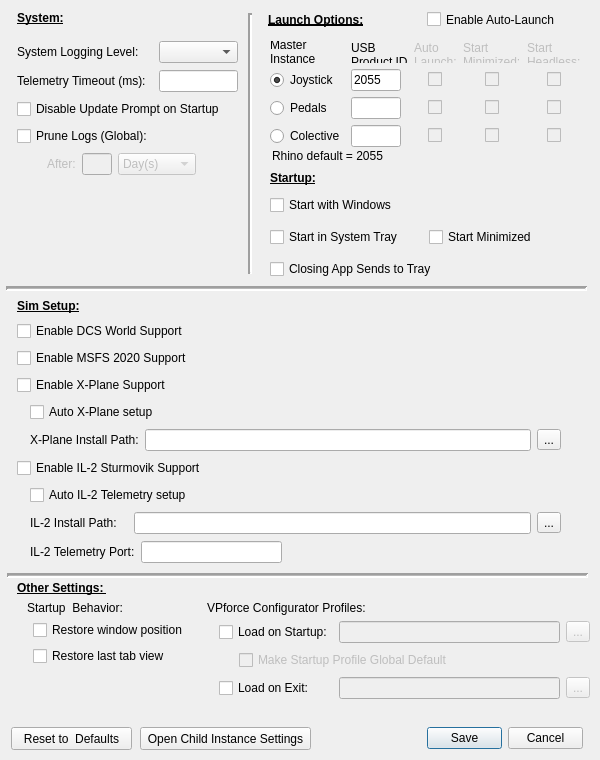
This is SM/system_settings.ui in walmis/VPforce-TelemFFB as Qt 5 draws it before an edit. The edited form follows.
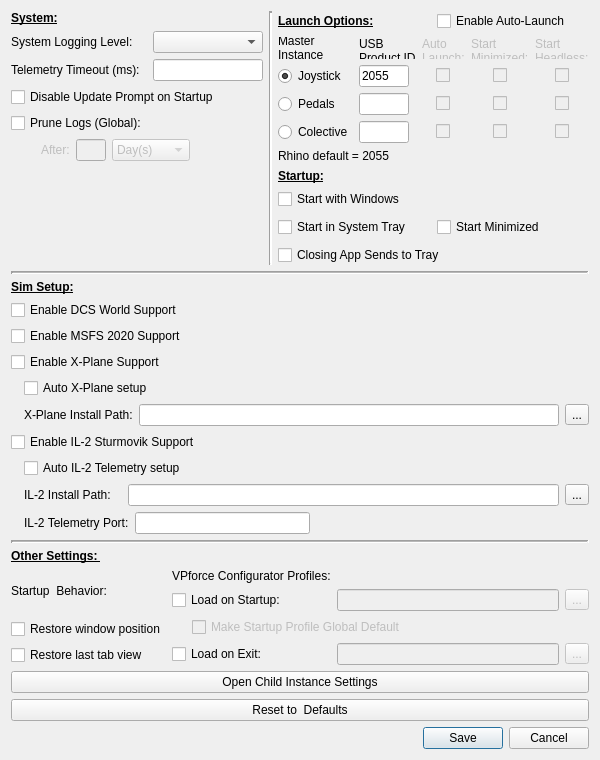
This is the edited form. Custom widgets are drawn as their Qt base class.

Commit message: Update system_settings.ui to use a boxed layout instead of fixed layout.

```diff
--- a/SM/system_settings.ui
+++ b/SM/system_settings.ui
@@ -31,69 +31,27 @@
   <property name="windowTitle">
    <string>System Settings</string>
   </property>
-  <widget class="Line" name="line">
-   <property name="geometry">
-    <rect>
-     <x>6</x>
-     <y>280</y>
-     <width>581</width>
-     <height>16</height>
-    </rect>
-   </property>
+  <layout class="QVBoxLayout" name="verticalLayout_5">
+   <item>
+    <layout class="QVBoxLayout" name="verticalLayout_4">
+     <item>
+      <layout class="QHBoxLayout" name="horizontalLayout_10">
+       <item>
+        <layout class="QVBoxLayout" name="verticalLayout_3">
+         <item>
+          <widget class="QLabel" name="labelSystem">
    <property name="font">
     <font>
-     <weight>50</weight>
-     <bold>false</bold>
-    </font>
-   </property>
-   <property name="lineWidth">
-    <number>2</number>
-   </property>
-   <property name="midLineWidth">
-    <number>1</number>
-   </property>
-   <property name="orientation">
-    <enum>Qt::Horizontal</enum>
-   </property>
-  </widget>
-  <widget class="QDialogButtonBox" name="buttonBox">
-   <property name="geometry">
-    <rect>
-     <x>427</x>
-     <y>727</y>
-     <width>156</width>
-     <height>23</height>
-    </rect>
-   </property>
-   <property name="orientation">
-    <enum>Qt::Horizontal</enum>
-   </property>
-   <property name="standardButtons">
-    <set>QDialogButtonBox::Cancel|QDialogButtonBox::Save</set>
-   </property>
-  </widget>
-  <widget class="QPushButton" name="resetButton">
-   <property name="geometry">
-    <rect>
-     <x>11</x>
-     <y>727</y>
-     <width>121</width>
-     <height>23</height>
-    </rect>
-   </property>
+             <bold>true</bold>
+             <underline>true</underline>
+            </font>
+           </property>
    <property name="text">
-    <string>Reset to  Defaults</string>
-   </property>
-  </widget>
-  <widget class="QWidget" name="layoutWidget">
-   <property name="geometry">
-    <rect>
-     <x>17</x>
-     <y>40</y>
-     <width>221</width>
-     <height>137</height>
-    </rect>
-   </property>
+            <string>System:</string>
+           </property>
+          </widget>
+         </item>
+         <item>
    <layout class="QGridLayout" name="gridLayout">
     <item row="0" column="0">
      <widget class="QLabel" name="label">
@@ -102,9 +60,32 @@
       </property>
      </widget>
     </item>
+           <item row="2" column="0" colspan="2">
+            <widget class="LabeledToggle" name="ignoreUpdate">
+             <property name="sizePolicy">
+              <sizepolicy hsizetype="Minimum" vsizetype="Fixed">
+               <horstretch>0</horstretch>
+               <verstretch>0</verstretch>
+              </sizepolicy>
+             </property>
+             <property name="text">
+              <string>Disable Update Prompt on Startup</string>
+             </property>
+            </widget>
+           </item>
     <item row="0" column="1">
      <widget class="QComboBox" name="logLevel"/>
     </item>
+           <item row="1" column="1">
+            <widget class="QLineEdit" name="telemTimeout"/>
+           </item>
+           <item row="3" column="0">
+            <widget class="LabeledToggle" name="cb_logPrune">
+             <property name="text">
+              <string>Prune Logs (Global):</string>
+             </property>
+            </widget>
+           </item>
     <item row="4" column="0" colspan="2">
      <layout class="QHBoxLayout" name="horizontalLayout_5">
       <item>
@@ -195,13 +176,6 @@
       </item>
      </layout>
     </item>
-    <item row="3" column="0">
-     <widget class="LabeledToggle" name="cb_logPrune">
-      <property name="text">
-       <string>Prune Logs (Global):</string>
-      </property>
-     </widget>
-    </item>
     <item row="1" column="0">
      <widget class="QLabel" name="label_2">
       <property name="text">
@@ -209,176 +183,27 @@
       </property>
      </widget>
     </item>
-    <item row="1" column="1">
-     <widget class="QLineEdit" name="telemTimeout"/>
-    </item>
-    <item row="2" column="0" colspan="2">
-     <widget class="LabeledToggle" name="ignoreUpdate">
-      <property name="sizePolicy">
-       <sizepolicy hsizetype="Minimum" vsizetype="Fixed">
-        <horstretch>0</horstretch>
-        <verstretch>0</verstretch>
-       </sizepolicy>
-      </property>
-      <property name="text">
-       <string>Disable Update Prompt on Startup</string>
-      </property>
-     </widget>
-    </item>
-   </layout>
-  </widget>
-  <widget class="Line" name="line_2">
-   <property name="geometry">
-    <rect>
-     <x>7</x>
-     <y>567</y>
-     <width>581</width>
-     <height>16</height>
-    </rect>
-   </property>
-   <property name="font">
-    <font>
-     <weight>50</weight>
-     <bold>false</bold>
-    </font>
-   </property>
-   <property name="lineWidth">
-    <number>2</number>
-   </property>
-   <property name="midLineWidth">
-    <number>1</number>
-   </property>
+          </layout>
+         </item>
+         <item>
+          <spacer name="verticalSpacer">
    <property name="orientation">
-    <enum>Qt::Horizontal</enum>
-   </property>
-  </widget>
-  <widget class="QLabel" name="labelSystem">
-   <property name="geometry">
-    <rect>
-     <x>17</x>
-     <y>10</y>
-     <width>141</width>
-     <height>16</height>
-    </rect>
-   </property>
-   <property name="font">
-    <font>
-     <weight>75</weight>
-     <bold>true</bold>
-     <underline>true</underline>
-    </font>
-   </property>
-   <property name="text">
-    <string>System:</string>
-   </property>
-  </widget>
-  <widget class="QLabel" name="labelSim">
-   <property name="geometry">
-    <rect>
-     <x>17</x>
-     <y>298</y>
-     <width>151</width>
-     <height>16</height>
-    </rect>
-   </property>
-   <property name="font">
-    <font>
-     <weight>75</weight>
-     <bold>true</bold>
-     <underline>true</underline>
-    </font>
-   </property>
-   <property name="text">
-    <string>Sim Setup:</string>
-   </property>
-  </widget>
-  <widget class="QLabel" name="labelOther">
-   <property name="geometry">
-    <rect>
-     <x>17</x>
-     <y>580</y>
-     <width>181</width>
-     <height>16</height>
-    </rect>
-   </property>
-   <property name="font">
-    <font>
-     <weight>75</weight>
-     <bold>true</bold>
-     <underline>true</underline>
-    </font>
-   </property>
-   <property name="text">
-    <string>Other Settings: </string>
-   </property>
-  </widget>
-  <widget class="QLabel" name="label_8">
-   <property name="geometry">
-    <rect>
-     <x>27</x>
-     <y>600</y>
-     <width>101</width>
-     <height>16</height>
-    </rect>
-   </property>
-   <property name="text">
-    <string>Startup  Behavior:</string>
-   </property>
-  </widget>
-  <widget class="QWidget" name="layoutWidget">
-   <property name="geometry">
-    <rect>
-     <x>33</x>
-     <y>620</y>
-     <width>184</width>
-     <height>48</height>
-    </rect>
-   </property>
-   <layout class="QVBoxLayout" name="verticalLayout_2">
-    <property name="spacing">
-     <number>6</number>
-    </property>
-    <item>
-     <widget class="LabeledToggle" name="cb_save_geometry">
-      <property name="text">
-       <string>Restore window position</string>
-      </property>
-     </widget>
-    </item>
-    <item>
-     <widget class="LabeledToggle" name="cb_save_view">
-      <property name="text">
-       <string>Restore last tab view</string>
-      </property>
-     </widget>
-    </item>
-   </layout>
-  </widget>
-  <widget class="QLabel" name="label_10">
-   <property name="geometry">
-    <rect>
-     <x>272</x>
-     <y>148</y>
-     <width>151</width>
-     <height>16</height>
-    </rect>
-   </property>
-   <property name="text">
-    <string>Rhino default = 2055</string>
-   </property>
-  </widget>
+            <enum>Qt::Vertical</enum>
+           </property>
+           <property name="sizeHint" stdset="0">
+            <size>
+             <width>20</width>
+             <height>40</height>
+            </size>
+           </property>
+          </spacer>
+         </item>
+        </layout>
+       </item>
+       <item>
   <widget class="Line" name="line_3">
-   <property name="geometry">
-    <rect>
-     <x>240</x>
-     <y>13</y>
-     <width>20</width>
-     <height>261</height>
-    </rect>
-   </property>
    <property name="font">
     <font>
-     <weight>50</weight>
      <bold>false</bold>
     </font>
    </property>
@@ -389,390 +214,40 @@
     <enum>Qt::Vertical</enum>
    </property>
   </widget>
-  <widget class="QLabel" name="label_13">
-   <property name="geometry">
-    <rect>
-     <x>207</x>
-     <y>598</y>
-     <width>191</width>
-     <height>20</height>
-    </rect>
-   </property>
-   <property name="text">
-    <string>VPforce Configurator Profiles:</string>
-   </property>
-  </widget>
-  <widget class="QWidget" name="layoutWidget">
-   <property name="geometry">
-    <rect>
-     <x>219</x>
-     <y>620</y>
-     <width>371</width>
-     <height>80</height>
-    </rect>
-   </property>
-   <layout class="QGridLayout" name="gridLayout_4">
-    <property name="verticalSpacing">
-     <number>6</number>
-    </property>
-    <item row="0" column="2">
-     <widget class="QToolButton" name="browseVPConfStartup">
-      <property name="enabled">
-       <bool>false</bool>
-      </property>
-      <property name="text">
-       <string>...</string>
-      </property>
-     </widget>
-    </item>
-    <item row="0" column="0">
-     <widget class="LabeledToggle" name="enableVPConfStartup">
-      <property name="text">
-       <string>Load on Startup:</string>
-      </property>
-     </widget>
-    </item>
-    <item row="2" column="2" alignment="Qt::AlignRight">
-     <widget class="QToolButton" name="browseVPConfExit">
-      <property name="enabled">
-       <bool>false</bool>
-      </property>
-      <property name="text">
-       <string>...</string>
-      </property>
-     </widget>
-    </item>
-    <item row="2" column="1">
-     <widget class="QLineEdit" name="pathVPConfExit">
-      <property name="enabled">
-       <bool>false</bool>
-      </property>
-     </widget>
-    </item>
-    <item row="0" column="1">
-     <widget class="QLineEdit" name="pathVPConfStartup">
-      <property name="enabled">
-       <bool>false</bool>
-      </property>
-     </widget>
-    </item>
-    <item row="2" column="0" alignment="Qt::AlignLeft">
-     <widget class="LabeledToggle" name="enableVPConfExit">
-      <property name="text">
-       <string>Load on Exit:</string>
-      </property>
-     </widget>
-    </item>
-    <item row="1" column="0" colspan="3">
-     <layout class="QHBoxLayout" name="horizontalLayout_4">
+       </item>
       <item>
-       <spacer name="horizontalSpacer_8">
-        <property name="orientation">
-         <enum>Qt::Horizontal</enum>
-        </property>
-        <property name="sizeType">
-         <enum>QSizePolicy::Fixed</enum>
-        </property>
-        <property name="sizeHint" stdset="0">
-         <size>
-          <width>20</width>
-          <height>20</height>
-         </size>
-        </property>
-       </spacer>
-      </item>
+        <layout class="QVBoxLayout" name="verticalLayout">
       <item>
-       <widget class="LabeledToggle" name="enableVPConfGlobalDefault">
-        <property name="enabled">
-         <bool>false</bool>
-        </property>
-        <property name="toolTip">
-         <string>&lt;html&gt;&lt;head/&gt;&lt;body&gt;&lt;p&gt;Startup profile will also re-load for any aircraft that does not&lt;/p&gt;&lt;p&gt;have an override defined at the Sim/Class/Model level.  &lt;br/&gt;&lt;br/&gt;The profile will only re-load if the previously loaded aircraft changed&lt;/p&gt;&lt;p&gt;the profile and the new aircraft does not have one defined at the&lt;/p&gt;&lt;p&gt;Sim/Class/Model level.&lt;/p&gt;&lt;/body&gt;&lt;/html&gt;</string>
-        </property>
-        <property name="text">
-         <string>Make Startup Profile Global Default</string>
-        </property>
-       </widget>
-      </item>
-     </layout>
-    </item>
-   </layout>
-  </widget>
-  <widget class="QPushButton" name="buttonChildSettings">
-   <property name="geometry">
-    <rect>
-     <x>140</x>
-     <y>727</y>
-     <width>171</width>
-     <height>23</height>
-    </rect>
-   </property>
-   <property name="text">
-    <string>Open Child Instance Settings</string>
-   </property>
-  </widget>
-  <widget class="QWidget" name="layoutWidget">
-   <property name="geometry">
-    <rect>
-     <x>17</x>
-     <y>320</y>
-     <width>544</width>
-     <height>244</height>
-    </rect>
-   </property>
-   <layout class="QGridLayout" name="gridLayout_3">
-    <property name="verticalSpacing">
-     <number>6</number>
-    </property>
-    <item row="0" column="0">
-     <widget class="LabeledToggle" name="enableDCS">
-      <property name="sizePolicy">
-       <sizepolicy hsizetype="Preferred" vsizetype="Fixed">
-        <horstretch>0</horstretch>
-        <verstretch>0</verstretch>
-       </sizepolicy>
-      </property>
-      <property name="text">
-       <string>Enable DCS World Support</string>
-      </property>
-     </widget>
-    </item>
-    <item row="1" column="0">
-     <widget class="LabeledToggle" name="enableMSFS">
-      <property name="sizePolicy">
-       <sizepolicy hsizetype="Minimum" vsizetype="Fixed">
-        <horstretch>0</horstretch>
-        <verstretch>0</verstretch>
-       </sizepolicy>
-      </property>
-      <property name="text">
-       <string>Enable MSFS 2020 Support</string>
-      </property>
-     </widget>
-    </item>
-    <item row="2" column="0">
-     <widget class="LabeledToggle" name="enableXPLANE">
-      <property name="text">
-       <string>Enable X-Plane Support</string>
-      </property>
-     </widget>
-    </item>
-    <item row="3" column="0">
-     <layout class="QHBoxLayout" name="horizontalLayout">
+          <layout class="QHBoxLayout" name="horizontalLayout_3">
       <item>
-       <spacer name="horizontalSpacer_14">
-        <property name="orientation">
-         <enum>Qt::Horizontal</enum>
-        </property>
-        <property name="sizeType">
-         <enum>QSizePolicy::Fixed</enum>
-        </property>
-        <property name="sizeHint" stdset="0">
-         <size>
-          <width>13</width>
-          <height>20</height>
-         </size>
-        </property>
-       </spacer>
-      </item>
-      <item>
-       <widget class="LabeledToggle" name="validateXPLANE">
+            <widget class="QLabel" name="labelLaunch">
+             <property name="font">
+              <font>
+               <bold>true</bold>
+               <underline>true</underline>
+              </font>
+             </property>
         <property name="text">
-         <string>Auto X-Plane setup</string>
+              <string>Launch Options:</string>
         </property>
        </widget>
       </item>
-     </layout>
-    </item>
-    <item row="4" column="0">
-     <layout class="QHBoxLayout" name="horizontalLayout_2">
       <item>
-       <spacer name="horizontalSpacer_15">
-        <property name="orientation">
-         <enum>Qt::Horizontal</enum>
-        </property>
-        <property name="sizeType">
-         <enum>QSizePolicy::Fixed</enum>
-        </property>
-        <property name="sizeHint" stdset="0">
-         <size>
-          <width>13</width>
-          <height>20</height>
-         </size>
-        </property>
-       </spacer>
-      </item>
-      <item>
-       <widget class="QLabel" name="lab_pathXPLANE">
-        <property name="sizePolicy">
-         <sizepolicy hsizetype="Fixed" vsizetype="Preferred">
-          <horstretch>0</horstretch>
-          <verstretch>0</verstretch>
-         </sizepolicy>
-        </property>
-        <property name="minimumSize">
-         <size>
-          <width>98</width>
-          <height>0</height>
-         </size>
-        </property>
+            <widget class="QCheckBox" name="cb_al_enable">
+             <property name="font">
+              <font>
+               <bold>false</bold>
+               <underline>false</underline>
+              </font>
+             </property>
         <property name="text">
-         <string>X-Plane Install Path:</string>
+              <string>Enable Auto-Launch</string>
         </property>
        </widget>
       </item>
-      <item>
-       <widget class="QLineEdit" name="pathXPLANE"/>
-      </item>
-      <item>
-       <widget class="QToolButton" name="browseXPLANE">
-        <property name="text">
-         <string>...</string>
-        </property>
-       </widget>
-      </item>
-     </layout>
-    </item>
-    <item row="5" column="0">
-     <widget class="LabeledToggle" name="enableIL2">
-      <property name="text">
-       <string>Enable IL-2 Sturmovik Support</string>
-      </property>
-     </widget>
-    </item>
-    <item row="6" column="0">
-     <layout class="QHBoxLayout" name="horizontalLayout_6">
+          </layout>
+         </item>
       <item>
-       <spacer name="horizontalSpacer_16">
-        <property name="orientation">
-         <enum>Qt::Horizontal</enum>
-        </property>
-        <property name="sizeType">
-         <enum>QSizePolicy::Fixed</enum>
-        </property>
-        <property name="sizeHint" stdset="0">
-         <size>
-          <width>13</width>
-          <height>20</height>
-         </size>
-        </property>
-       </spacer>
-      </item>
-      <item>
-       <widget class="LabeledToggle" name="validateIL2">
-        <property name="text">
-         <string>Auto IL-2 Telemetry setup</string>
-        </property>
-       </widget>
-      </item>
-     </layout>
-    </item>
-    <item row="7" column="0">
-     <layout class="QHBoxLayout" name="horizontalLayout_7">
-      <item>
-       <spacer name="horizontalSpacer_17">
-        <property name="orientation">
-         <enum>Qt::Horizontal</enum>
-        </property>
-        <property name="sizeType">
-         <enum>QSizePolicy::Fixed</enum>
-        </property>
-        <property name="sizeHint" stdset="0">
-         <size>
-          <width>13</width>
-          <height>20</height>
-         </size>
-        </property>
-       </spacer>
-      </item>
-      <item>
-       <widget class="QLabel" name="lab_pathIL2">
-        <property name="sizePolicy">
-         <sizepolicy hsizetype="Fixed" vsizetype="Preferred">
-          <horstretch>0</horstretch>
-          <verstretch>0</verstretch>
-         </sizepolicy>
-        </property>
-        <property name="minimumSize">
-         <size>
-          <width>98</width>
-          <height>0</height>
-         </size>
-        </property>
-        <property name="text">
-         <string>IL-2 Install Path:</string>
-        </property>
-       </widget>
-      </item>
-      <item>
-       <widget class="QLineEdit" name="pathIL2"/>
-      </item>
-      <item>
-       <widget class="QToolButton" name="browseIL2">
-        <property name="text">
-         <string>...</string>
-        </property>
-       </widget>
-      </item>
-     </layout>
-    </item>
-    <item row="8" column="0">
-     <layout class="QHBoxLayout" name="horizontalLayout_8">
-      <item>
-       <spacer name="horizontalSpacer_18">
-        <property name="orientation">
-         <enum>Qt::Horizontal</enum>
-        </property>
-        <property name="sizeType">
-         <enum>QSizePolicy::Fixed</enum>
-        </property>
-        <property name="sizeHint" stdset="0">
-         <size>
-          <width>13</width>
-          <height>20</height>
-         </size>
-        </property>
-       </spacer>
-      </item>
-      <item>
-       <widget class="QLabel" name="lab_portIL2">
-        <property name="text">
-         <string>IL-2 Telemetry Port:</string>
-        </property>
-       </widget>
-      </item>
-      <item>
-       <widget class="QLineEdit" name="portIL2"/>
-      </item>
-      <item>
-       <spacer name="horizontalSpacer">
-        <property name="orientation">
-         <enum>Qt::Horizontal</enum>
-        </property>
-        <property name="sizeType">
-         <enum>QSizePolicy::Fixed</enum>
-        </property>
-        <property name="sizeHint" stdset="0">
-         <size>
-          <width>279</width>
-          <height>20</height>
-         </size>
-        </property>
-       </spacer>
-      </item>
-     </layout>
-    </item>
-   </layout>
-  </widget>
-  <widget class="QWidget" name="layoutWidget">
-   <property name="geometry">
-    <rect>
-     <x>270</x>
-     <y>41</y>
-     <width>311</width>
-     <height>106</height>
-    </rect>
-   </property>
    <layout class="QGridLayout" name="gridLayout_2">
     <item row="0" column="0">
      <widget class="QLabel" name="label_9">
@@ -1055,19 +530,18 @@
      </widget>
     </item>
    </layout>
-  </widget>
+         </item>
+         <item>
+          <widget class="QLabel" name="label_10">
+           <property name="text">
+            <string>Rhino default = 2055</string>
+           </property>
+          </widget>
+         </item>
+         <item>
   <widget class="QLabel" name="labelSystem_2">
-   <property name="geometry">
-    <rect>
-     <x>270</x>
-     <y>170</y>
-     <width>141</width>
-     <height>16</height>
-    </rect>
-   </property>
    <property name="font">
     <font>
-     <weight>75</weight>
      <bold>true</bold>
      <underline>true</underline>
     </font>
@@ -1076,15 +550,8 @@
     <string>Startup:</string>
    </property>
   </widget>
-  <widget class="QWidget" name="layoutWidget">
-   <property name="geometry">
-    <rect>
-     <x>270</x>
-     <y>191</y>
-     <width>311</width>
-     <height>94</height>
-    </rect>
-   </property>
+         </item>
+         <item>
    <layout class="QGridLayout" name="gridLayout_5">
     <property name="verticalSpacing">
      <number>8</number>
@@ -1118,47 +585,472 @@
      </widget>
     </item>
    </layout>
-  </widget>
-  <widget class="QWidget" name="layoutWidget">
-   <property name="geometry">
-    <rect>
-     <x>268</x>
-     <y>10</y>
-     <width>311</width>
-     <height>19</height>
-    </rect>
-   </property>
-   <layout class="QHBoxLayout" name="horizontalLayout_3">
+         </item>
+        </layout>
+       </item>
+      </layout>
+     </item>
+     <item>
+      <widget class="Line" name="line">
+       <property name="font">
+        <font>
+         <bold>false</bold>
+        </font>
+       </property>
+       <property name="lineWidth">
+        <number>2</number>
+       </property>
+       <property name="midLineWidth">
+        <number>1</number>
+       </property>
+       <property name="orientation">
+        <enum>Qt::Horizontal</enum>
+       </property>
+      </widget>
+     </item>
     <item>
-     <widget class="QLabel" name="labelLaunch">
+      <widget class="QLabel" name="labelSim">
       <property name="font">
        <font>
-        <weight>75</weight>
         <bold>true</bold>
         <underline>true</underline>
        </font>
       </property>
       <property name="text">
-       <string>Launch Options:</string>
+        <string>Sim Setup:</string>
       </property>
      </widget>
     </item>
     <item>
-     <widget class="QCheckBox" name="cb_al_enable">
+      <layout class="QGridLayout" name="gridLayout_3">
+       <property name="verticalSpacing">
+        <number>6</number>
+       </property>
+       <item row="0" column="0">
+        <widget class="LabeledToggle" name="enableDCS">
+         <property name="sizePolicy">
+          <sizepolicy hsizetype="Preferred" vsizetype="Fixed">
+           <horstretch>0</horstretch>
+           <verstretch>0</verstretch>
+          </sizepolicy>
+         </property>
+         <property name="text">
+          <string>Enable DCS World Support</string>
+         </property>
+        </widget>
+       </item>
+       <item row="1" column="0">
+        <widget class="LabeledToggle" name="enableMSFS">
+         <property name="sizePolicy">
+          <sizepolicy hsizetype="Minimum" vsizetype="Fixed">
+           <horstretch>0</horstretch>
+           <verstretch>0</verstretch>
+          </sizepolicy>
+         </property>
+         <property name="text">
+          <string>Enable MSFS 2020 Support</string>
+         </property>
+        </widget>
+       </item>
+       <item row="2" column="0">
+        <widget class="LabeledToggle" name="enableXPLANE">
+         <property name="text">
+          <string>Enable X-Plane Support</string>
+         </property>
+        </widget>
+       </item>
+       <item row="3" column="0">
+        <layout class="QHBoxLayout" name="horizontalLayout">
+         <item>
+          <spacer name="horizontalSpacer_14">
+           <property name="orientation">
+            <enum>Qt::Horizontal</enum>
+           </property>
+           <property name="sizeType">
+            <enum>QSizePolicy::Fixed</enum>
+           </property>
+           <property name="sizeHint" stdset="0">
+            <size>
+             <width>13</width>
+             <height>20</height>
+            </size>
+           </property>
+          </spacer>
+         </item>
+         <item>
+          <widget class="LabeledToggle" name="validateXPLANE">
+           <property name="text">
+            <string>Auto X-Plane setup</string>
+           </property>
+          </widget>
+         </item>
+        </layout>
+       </item>
+       <item row="4" column="0">
+        <layout class="QHBoxLayout" name="horizontalLayout_2">
+         <item>
+          <spacer name="horizontalSpacer_15">
+           <property name="orientation">
+            <enum>Qt::Horizontal</enum>
+           </property>
+           <property name="sizeType">
+            <enum>QSizePolicy::Fixed</enum>
+           </property>
+           <property name="sizeHint" stdset="0">
+            <size>
+             <width>13</width>
+             <height>20</height>
+            </size>
+           </property>
+          </spacer>
+         </item>
+         <item>
+          <widget class="QLabel" name="lab_pathXPLANE">
+           <property name="sizePolicy">
+            <sizepolicy hsizetype="Fixed" vsizetype="Preferred">
+             <horstretch>0</horstretch>
+             <verstretch>0</verstretch>
+            </sizepolicy>
+           </property>
+           <property name="minimumSize">
+            <size>
+             <width>98</width>
+             <height>0</height>
+            </size>
+           </property>
+           <property name="text">
+            <string>X-Plane Install Path:</string>
+           </property>
+          </widget>
+         </item>
+         <item>
+          <widget class="QLineEdit" name="pathXPLANE"/>
+         </item>
+         <item>
+          <widget class="QToolButton" name="browseXPLANE">
+           <property name="text">
+            <string>...</string>
+           </property>
+          </widget>
+         </item>
+        </layout>
+       </item>
+       <item row="5" column="0">
+        <widget class="LabeledToggle" name="enableIL2">
+         <property name="text">
+          <string>Enable IL-2 Sturmovik Support</string>
+         </property>
+        </widget>
+       </item>
+       <item row="6" column="0">
+        <layout class="QHBoxLayout" name="horizontalLayout_6">
+         <item>
+          <spacer name="horizontalSpacer_16">
+           <property name="orientation">
+            <enum>Qt::Horizontal</enum>
+           </property>
+           <property name="sizeType">
+            <enum>QSizePolicy::Fixed</enum>
+           </property>
+           <property name="sizeHint" stdset="0">
+            <size>
+             <width>13</width>
+             <height>20</height>
+            </size>
+           </property>
+          </spacer>
+         </item>
+         <item>
+          <widget class="LabeledToggle" name="validateIL2">
+           <property name="text">
+            <string>Auto IL-2 Telemetry setup</string>
+           </property>
+          </widget>
+         </item>
+        </layout>
+       </item>
+       <item row="7" column="0">
+        <layout class="QHBoxLayout" name="horizontalLayout_7">
+         <item>
+          <spacer name="horizontalSpacer_17">
+           <property name="orientation">
+            <enum>Qt::Horizontal</enum>
+           </property>
+           <property name="sizeType">
+            <enum>QSizePolicy::Fixed</enum>
+           </property>
+           <property name="sizeHint" stdset="0">
+            <size>
+             <width>13</width>
+             <height>20</height>
+            </size>
+           </property>
+          </spacer>
+         </item>
+         <item>
+          <widget class="QLabel" name="lab_pathIL2">
+           <property name="sizePolicy">
+            <sizepolicy hsizetype="Fixed" vsizetype="Preferred">
+             <horstretch>0</horstretch>
+             <verstretch>0</verstretch>
+            </sizepolicy>
+           </property>
+           <property name="minimumSize">
+            <size>
+             <width>98</width>
+             <height>0</height>
+            </size>
+           </property>
+           <property name="text">
+            <string>IL-2 Install Path:</string>
+           </property>
+          </widget>
+         </item>
+         <item>
+          <widget class="QLineEdit" name="pathIL2"/>
+         </item>
+         <item>
+          <widget class="QToolButton" name="browseIL2">
+           <property name="text">
+            <string>...</string>
+           </property>
+          </widget>
+         </item>
+        </layout>
+       </item>
+       <item row="8" column="0">
+        <layout class="QHBoxLayout" name="horizontalLayout_8">
+         <item>
+          <spacer name="horizontalSpacer_18">
+           <property name="orientation">
+            <enum>Qt::Horizontal</enum>
+           </property>
+           <property name="sizeType">
+            <enum>QSizePolicy::Fixed</enum>
+           </property>
+           <property name="sizeHint" stdset="0">
+            <size>
+             <width>13</width>
+             <height>20</height>
+            </size>
+           </property>
+          </spacer>
+         </item>
+         <item>
+          <widget class="QLabel" name="lab_portIL2">
+           <property name="text">
+            <string>IL-2 Telemetry Port:</string>
+           </property>
+          </widget>
+         </item>
+         <item>
+          <widget class="QLineEdit" name="portIL2"/>
+         </item>
+         <item>
+          <spacer name="horizontalSpacer">
+           <property name="orientation">
+            <enum>Qt::Horizontal</enum>
+           </property>
+           <property name="sizeType">
+            <enum>QSizePolicy::Fixed</enum>
+           </property>
+           <property name="sizeHint" stdset="0">
+            <size>
+             <width>279</width>
+             <height>20</height>
+            </size>
+           </property>
+          </spacer>
+         </item>
+        </layout>
+       </item>
+      </layout>
+     </item>
+     <item>
+      <widget class="Line" name="line_2">
       <property name="font">
        <font>
-        <weight>50</weight>
         <bold>false</bold>
-        <underline>false</underline>
-       </font>
-      </property>
+        </font>
+       </property>
+       <property name="lineWidth">
+        <number>2</number>
+       </property>
+       <property name="midLineWidth">
+        <number>1</number>
+       </property>
+       <property name="orientation">
+        <enum>Qt::Horizontal</enum>
+       </property>
+      </widget>
+     </item>
+     <item>
+      <widget class="QLabel" name="labelOther">
+       <property name="font">
+        <font>
+         <bold>true</bold>
+         <underline>true</underline>
+        </font>
+       </property>
       <property name="text">
-       <string>Enable Auto-Launch</string>
+        <string>Other Settings: </string>
       </property>
      </widget>
     </item>
-   </layout>
-  </widget>
+     <item>
+      <layout class="QHBoxLayout" name="horizontalLayout_11">
+       <item>
+        <layout class="QVBoxLayout" name="verticalLayout_2">
+         <property name="spacing">
+          <number>6</number>
+         </property>
+         <item>
+          <widget class="QLabel" name="label_8">
+           <property name="text">
+            <string>Startup  Behavior:</string>
+           </property>
+          </widget>
+         </item>
+         <item>
+          <widget class="LabeledToggle" name="cb_save_geometry">
+           <property name="text">
+            <string>Restore window position</string>
+           </property>
+          </widget>
+         </item>
+         <item>
+          <widget class="LabeledToggle" name="cb_save_view">
+           <property name="text">
+            <string>Restore last tab view</string>
+           </property>
+          </widget>
+         </item>
+        </layout>
+       </item>
+       <item>
+        <layout class="QGridLayout" name="gridLayout_4">
+         <property name="verticalSpacing">
+          <number>6</number>
+         </property>
+         <item row="1" column="0">
+          <widget class="LabeledToggle" name="enableVPConfStartup">
+           <property name="text">
+            <string>Load on Startup:</string>
+           </property>
+          </widget>
+         </item>
+         <item row="1" column="2">
+          <widget class="QToolButton" name="browseVPConfStartup">
+           <property name="enabled">
+            <bool>false</bool>
+           </property>
+           <property name="text">
+            <string>...</string>
+           </property>
+          </widget>
+         </item>
+         <item row="3" column="0" alignment="Qt::AlignLeft">
+          <widget class="LabeledToggle" name="enableVPConfExit">
+           <property name="text">
+            <string>Load on Exit:</string>
+           </property>
+          </widget>
+         </item>
+         <item row="3" column="2" alignment="Qt::AlignRight">
+          <widget class="QToolButton" name="browseVPConfExit">
+           <property name="enabled">
+            <bool>false</bool>
+           </property>
+           <property name="text">
+            <string>...</string>
+           </property>
+          </widget>
+         </item>
+         <item row="2" column="0" colspan="3">
+          <layout class="QHBoxLayout" name="horizontalLayout_4">
+           <item>
+            <spacer name="horizontalSpacer_8">
+             <property name="orientation">
+              <enum>Qt::Horizontal</enum>
+             </property>
+             <property name="sizeType">
+              <enum>QSizePolicy::Fixed</enum>
+             </property>
+             <property name="sizeHint" stdset="0">
+              <size>
+               <width>20</width>
+               <height>20</height>
+              </size>
+             </property>
+            </spacer>
+           </item>
+           <item>
+            <widget class="LabeledToggle" name="enableVPConfGlobalDefault">
+             <property name="enabled">
+              <bool>false</bool>
+             </property>
+             <property name="toolTip">
+              <string>&lt;html&gt;&lt;head/&gt;&lt;body&gt;&lt;p&gt;Startup profile will also re-load for any aircraft that does not&lt;/p&gt;&lt;p&gt;have an override defined at the Sim/Class/Model level.  &lt;br/&gt;&lt;br/&gt;The profile will only re-load if the previously loaded aircraft changed&lt;/p&gt;&lt;p&gt;the profile and the new aircraft does not have one defined at the&lt;/p&gt;&lt;p&gt;Sim/Class/Model level.&lt;/p&gt;&lt;/body&gt;&lt;/html&gt;</string>
+             </property>
+             <property name="text">
+              <string>Make Startup Profile Global Default</string>
+             </property>
+            </widget>
+           </item>
+          </layout>
+         </item>
+         <item row="1" column="1">
+          <widget class="QLineEdit" name="pathVPConfStartup">
+           <property name="enabled">
+            <bool>false</bool>
+           </property>
+          </widget>
+         </item>
+         <item row="3" column="1">
+          <widget class="QLineEdit" name="pathVPConfExit">
+           <property name="enabled">
+            <bool>false</bool>
+           </property>
+          </widget>
+         </item>
+         <item row="0" column="0">
+          <widget class="QLabel" name="label_13">
+           <property name="text">
+            <string>VPforce Configurator Profiles:</string>
+           </property>
+          </widget>
+         </item>
+        </layout>
+       </item>
+      </layout>
+     </item>
+    </layout>
+   </item>
+   <item>
+    <widget class="QPushButton" name="buttonChildSettings">
+     <property name="text">
+      <string>Open Child Instance Settings</string>
+     </property>
+    </widget>
+   </item>
+   <item>
+    <widget class="QPushButton" name="resetButton">
+     <property name="text">
+      <string>Reset to  Defaults</string>
+     </property>
+    </widget>
+   </item>
+   <item>
+    <widget class="QDialogButtonBox" name="buttonBox">
+     <property name="orientation">
+      <enum>Qt::Horizontal</enum>
+     </property>
+     <property name="standardButtons">
+      <set>QDialogButtonBox::Cancel|QDialogButtonBox::Save</set>
+     </property>
+    </widget>
+   </item>
+  </layout>
  </widget>
  <customwidgets>
   <customwidget>
```
Left out of the diff: 1 changed line with no effect on the pictures. Lines whose indentation alone changed are shown as unchanged.
